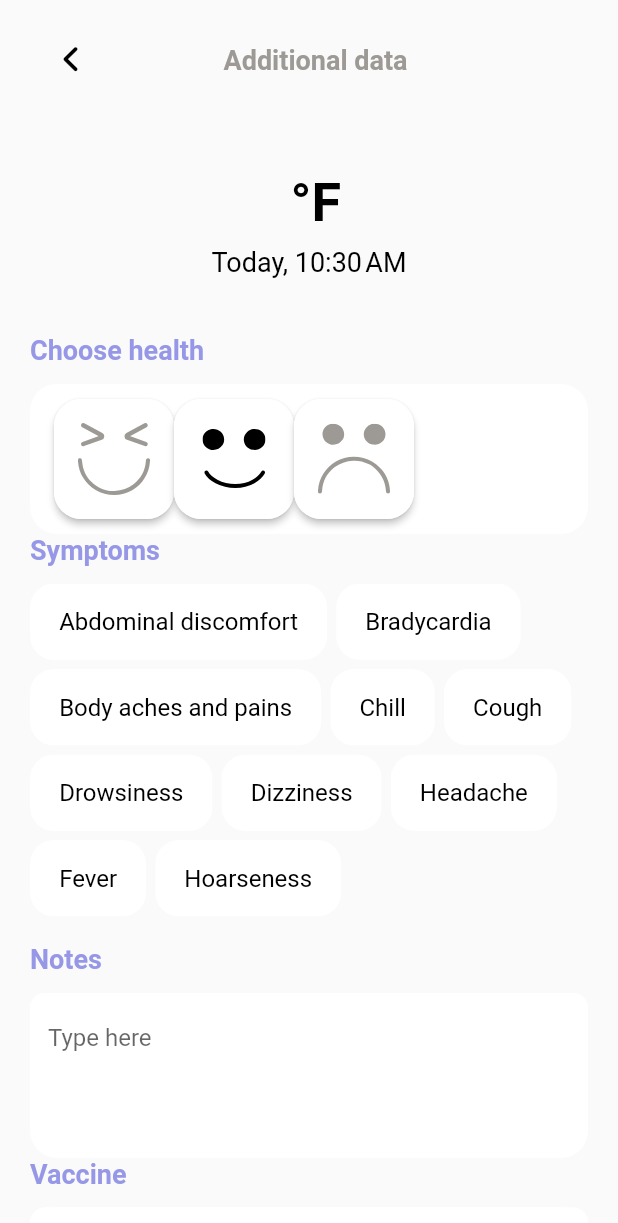
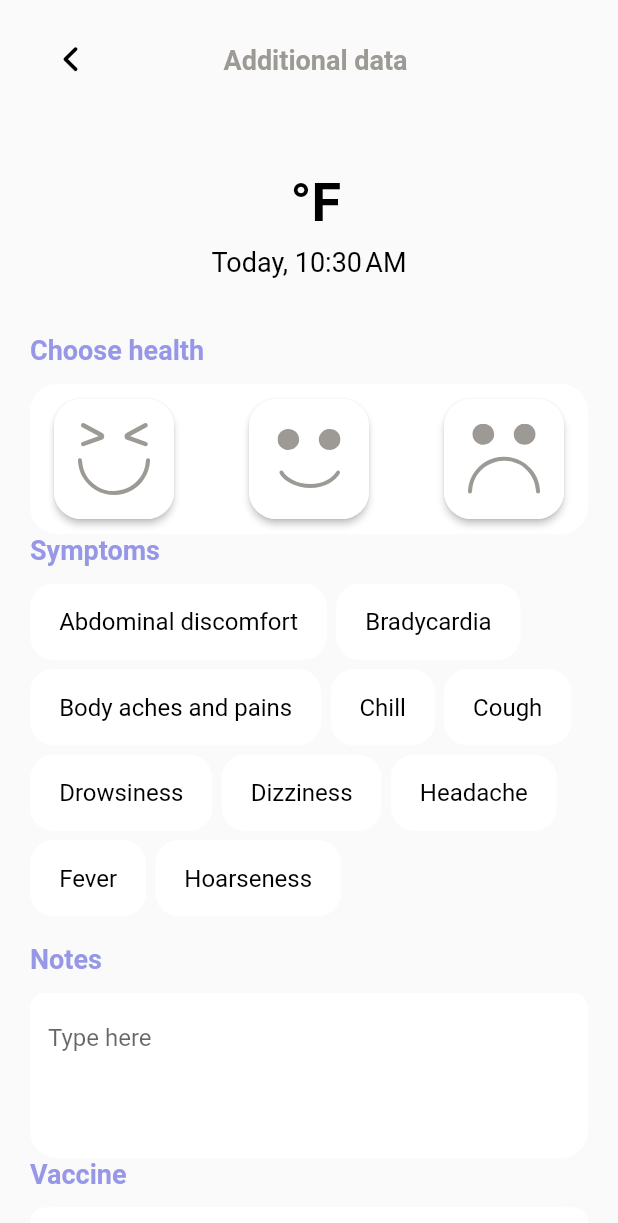
Before and after one commit to mb1shka/fever_thermometer, a Flutter app: the AdditionalData screen opened directly with empty values, on a phone screen of 412 x 824 dp. Shown: the top 1223 px of the screen. Run offline on Flutter 3.47's test engine with Material 2 defaults, Android fonts, the phone set to English and light mode, and no system bars; our stand-ins replace flutter_svg, sliding_up_panel, sqflite; accounts and stored records are empty.

Commit message:
choose health added

```diff
--- a/lib/pages/additional_data.dart
+++ b/lib/pages/additional_data.dart
@@ -130,6 +130,7 @@ class _AdditionalDataState extends State<AdditionalData> {
                   child: Padding(
                     padding: const EdgeInsets.fromLTRB(16, 10, 16, 10),
                     child: Row(
+                      mainAxisAlignment: MainAxisAlignment.spaceBetween,
                       children: [
                         SizedBox(
                           width: 80,
@@ -179,8 +180,8 @@ class _AdditionalDataState extends State<AdditionalData> {
                               _isBad = false;
                             }),
                             child: _isNormal == true
-                                ? SvgPicture.asset('assets/svg/normal.svg')
-                                : SvgPicture.asset('assets/svg/normal_selected.svg'),
+                                ? SvgPicture.asset('assets/svg/normal_selected.svg')
+                                : SvgPicture.asset('assets/svg/normal.svg'),
                             style: ButtonStyle(
                               shape: MaterialStateProperty.resolveWith<
                                   RoundedRectangleBorder>(
```
